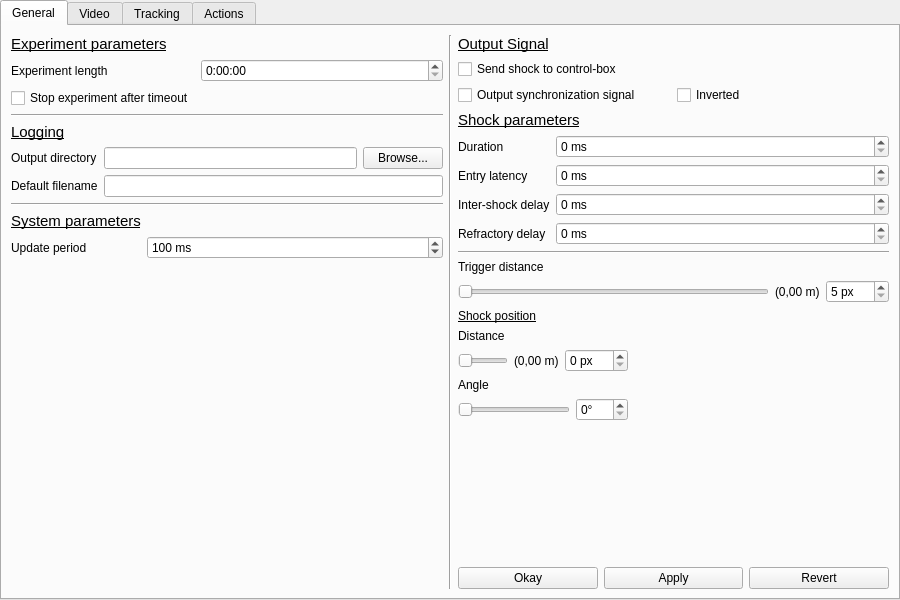
Before: the Qt Designer form gui/configwindow.ui in fgu-cas/kachna-tracker, drawn with Qt 5.
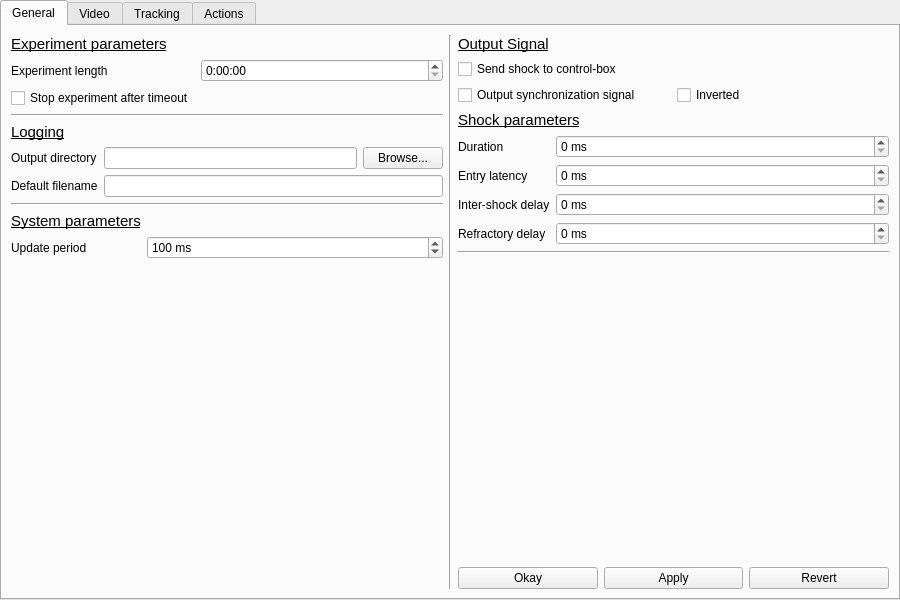
After: the same form once the commit is applied. The open tabs and pages were chosen to show the change. Custom widgets are drawn as their Qt base class.

```diff
--- a/gui/configwindow.ui
+++ b/gui/configwindow.ui
@@ -26,7 +26,7 @@
    <attribute name="title">
     <string>General</string>
    </attribute>
-   <layout class="QHBoxLayout" name="horizontalLayout_10">
+   <layout class="QHBoxLayout" name="horizontalLayout_10" stretch="1,0,1">
     <item>
      <layout class="QVBoxLayout" name="verticalLayout_2">
       <item>
@@ -330,167 +330,6 @@
         </property>
        </widget>
       </item>
-      <item>
-       <layout class="QVBoxLayout" name="verticalLayout_5">
-        <item>
-         <widget class="QLabel" name="label_33">
-          <property name="text">
-           <string>Trigger distance</string>
-          </property>
-         </widget>
-        </item>
-        <item>
-         <layout class="QHBoxLayout" name="horizontalLayout_8">
-          <item>
-           <widget class="QSlider" name="triggerSlider">
-            <property name="minimum">
-             <number>5</number>
-            </property>
-            <property name="maximum">
-             <number>300</number>
-            </property>
-            <property name="orientation">
-             <enum>Qt::Horizontal</enum>
-            </property>
-            <property name="invertedAppearance">
-             <bool>false</bool>
-            </property>
-            <property name="invertedControls">
-             <bool>false</bool>
-            </property>
-            <property name="tickPosition">
-             <enum>QSlider::NoTicks</enum>
-            </property>
-           </widget>
-          </item>
-          <item>
-           <widget class="QLabel" name="triggerRealLabel">
-            <property name="text">
-             <string>(0,00 m)</string>
-            </property>
-           </widget>
-          </item>
-          <item>
-           <widget class="QSpinBox" name="triggerBox">
-            <property name="suffix">
-             <string> px</string>
-            </property>
-            <property name="minimum">
-             <number>5</number>
-            </property>
-            <property name="maximum">
-             <number>999</number>
-            </property>
-           </widget>
-          </item>
-         </layout>
-        </item>
-       </layout>
-      </item>
-      <item>
-       <widget class="QLabel" name="label_40">
-        <property name="text">
-         <string>&lt;html&gt;&lt;head/&gt;&lt;body&gt;&lt;p&gt;&lt;span style=&quot; text-decoration: underline;&quot;&gt;Shock position&lt;/span&gt;&lt;/p&gt;&lt;/body&gt;&lt;/html&gt;</string>
-        </property>
-       </widget>
-      </item>
-      <item>
-       <layout class="QHBoxLayout" name="horizontalLayout_13" stretch="4,6">
-        <item>
-         <layout class="QVBoxLayout" name="verticalLayout_8">
-          <item>
-           <widget class="QLabel" name="label_42">
-            <property name="text">
-             <string>Distance</string>
-            </property>
-           </widget>
-          </item>
-          <item>
-           <layout class="QHBoxLayout" name="horizontalLayout_20">
-            <item>
-             <widget class="QSlider" name="distanceSlider">
-              <property name="maximum">
-               <number>333</number>
-              </property>
-              <property name="orientation">
-               <enum>Qt::Horizontal</enum>
-              </property>
-             </widget>
-            </item>
-            <item>
-             <widget class="QLabel" name="distanceRealLabel">
-              <property name="text">
-               <string>(0,00 m)</string>
-              </property>
-             </widget>
-            </item>
-            <item>
-             <widget class="QSpinBox" name="distanceBox">
-              <property name="suffix">
-               <string> px</string>
-              </property>
-              <property name="maximum">
-               <number>999</number>
-              </property>
-             </widget>
-            </item>
-           </layout>
-          </item>
-          <item>
-           <widget class="QLabel" name="label_41">
-            <property name="text">
-             <string>Angle</string>
-            </property>
-           </widget>
-          </item>
-          <item>
-           <layout class="QHBoxLayout" name="horizontalLayout_19">
-            <item>
-             <widget class="QSlider" name="angleSlider">
-              <property name="maximum">
-               <number>360</number>
-              </property>
-              <property name="orientation">
-               <enum>Qt::Horizontal</enum>
-              </property>
-             </widget>
-            </item>
-            <item>
-             <widget class="QSpinBox" name="angleBox">
-              <property name="suffix">
-               <string>°</string>
-              </property>
-              <property name="maximum">
-               <number>360</number>
-              </property>
-             </widget>
-            </item>
-           </layout>
-          </item>
-          <item>
-           <spacer name="verticalSpacer_6">
-            <property name="orientation">
-             <enum>Qt::Vertical</enum>
-            </property>
-            <property name="sizeHint" stdset="0">
-             <size>
-              <width>20</width>
-              <height>40</height>
-             </size>
-            </property>
-           </spacer>
-          </item>
-         </layout>
-        </item>
-        <item>
-         <widget class="ShockLocationLabel" name="shockLocationLabel">
-          <property name="text">
-           <string/>
-          </property>
-         </widget>
-        </item>
-       </layout>
-      </item>
       <item>
        <spacer name="verticalSpacer_4">
         <property name="orientation">
@@ -1420,16 +1259,6 @@
    <extends>QLabel</extends>
    <header>gui/masklabel.h</header>
   </customwidget>
-  <customwidget>
-   <class>ShockLocationLabel</class>
-   <extends>QLabel</extends>
-   <header>gui/shocklocationlabel.h</header>
-   <slots>
-    <slot>setAngle(int)</slot>
-    <slot>setDistance(int)</slot>
-    <slot>setRadius(int)</slot>
-   </slots>
-  </customwidget>
  </customwidgets>
  <resources/>
  <connections>
```
Left out of the diff: 112 changed lines with no effect on the pictures.
